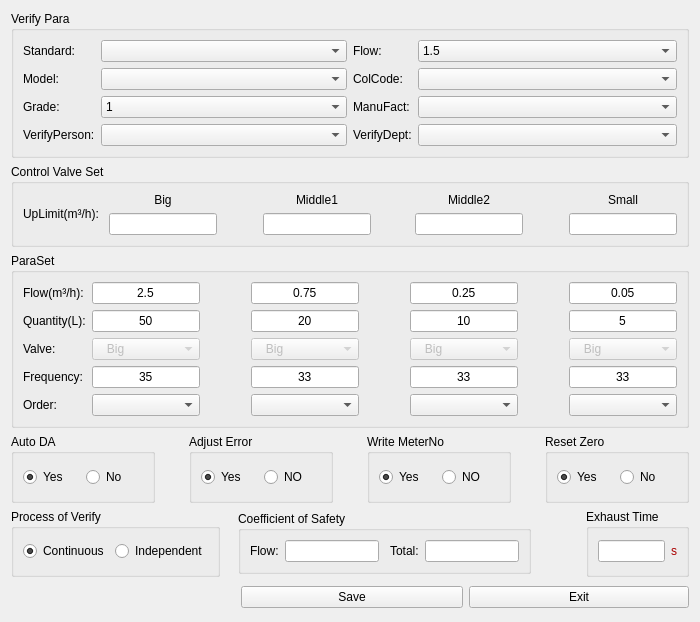
Before: the Qt Designer form source/datatest/datatestdlg/ui/parasetdlg.ui in flimmy78/qtverify, drawn with Qt 5.
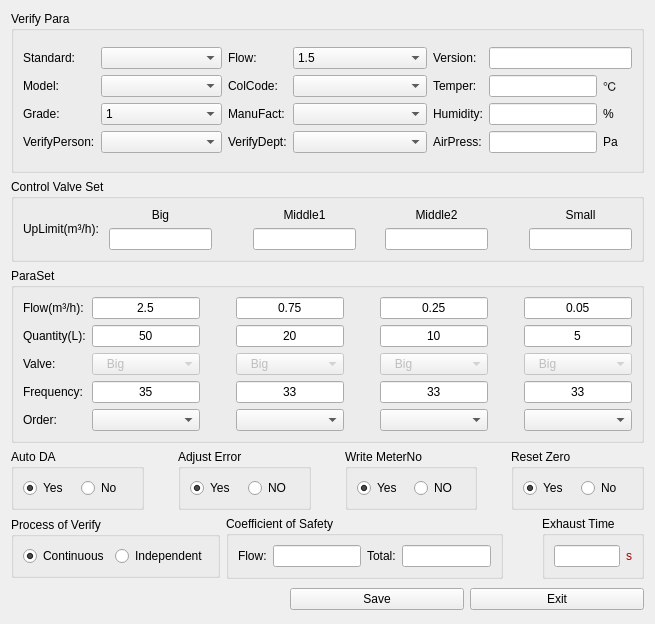
After: the same form once the commit is applied. Icons and pictures are not drawn. Custom widgets are drawn as their Qt base class.

Patch:
```diff
--- a/source/datatest/datatestdlg/ui/parasetdlg.ui
+++ b/source/datatest/datatestdlg/ui/parasetdlg.ui
@@ -9,20 +9,20 @@
    <rect>
     <x>0</x>
     <y>0</y>
-    <width>700</width>
-    <height>622</height>
+    <width>655</width>
+    <height>624</height>
    </rect>
   </property>
   <property name="windowTitle">
    <string>ParaSet</string>
   </property>
-  <layout class="QGridLayout" name="gridLayout_6">
-   <item row="0" column="0" colspan="3">
+  <layout class="QGridLayout" name="gridLayout_17">
+   <item row="0" column="0">
     <widget class="QGroupBox" name="gBox_Head">
      <property name="title">
       <string>Verify Para</string>
      </property>
-     <layout class="QGridLayout" name="gridLayout_5">
+     <layout class="QGridLayout" name="gridLayout_16">
       <item row="0" column="0">
        <layout class="QGridLayout" name="gridLayout_3">
         <item row="0" column="0">
@@ -191,17 +191,122 @@
         </item>
        </layout>
       </item>
-     </layout>
+      <item row="0" column="2">
+       <layout class="QGridLayout" name="gridLayout_5">
+        <item row="0" column="0">
+         <widget class="QLabel" name="label_22">
+          <property name="text">
+           <string>Version:</string>
+          </property>
+         </widget>
+        </item>
+        <item row="0" column="1" colspan="2">
+         <widget class="QLineEdit" name="lnEditVersion">
+          <property name="sizePolicy">
+           <sizepolicy hsizetype="Preferred" vsizetype="Fixed">
+            <horstretch>0</horstretch>
+            <verstretch>0</verstretch>
+           </sizepolicy>
+          </property>
+         </widget>
+        </item>
+        <item row="1" column="0">
+         <widget class="QLabel" name="label_23">
+          <property name="text">
+           <string>Temper:</string>
+          </property>
+         </widget>
+        </item>
+        <item row="1" column="1">
+         <widget class="QLineEdit" name="lnEditVersion_2">
+          <property name="sizePolicy">
+           <sizepolicy hsizetype="Preferred" vsizetype="Fixed">
+            <horstretch>0</horstretch>
+            <verstretch>0</verstretch>
+           </sizepolicy>
+          </property>
+         </widget>
+        </item>
+        <item row="1" column="2">
+         <widget class="QLabel" name="label_26">
+          <property name="text">
+           <string>℃</string>
+          </property>
+         </widget>
+        </item>
+        <item row="2" column="0">
+         <widget class="QLabel" name="label_24">
+          <property name="text">
+           <string>Humidity:</string>
+          </property>
+         </widget>
+        </item>
+        <item row="2" column="1">
+         <widget class="QLineEdit" name="lnEditVersion_3">
+          <property name="sizePolicy">
+           <sizepolicy hsizetype="Preferred" vsizetype="Fixed">
+            <horstretch>0</horstretch>
+            <verstretch>0</verstretch>
+           </sizepolicy>
+          </property>
+         </widget>
+        </item>
+        <item row="2" column="2">
+         <widget class="QLabel" name="label_27">
+          <property name="text">
+           <string>%</string>
+          </property>
+         </widget>
+        </item>
+        <item row="3" column="0">
+         <widget class="QLabel" name="label_25">
+          <property name="text">
+           <string>AirPress:</string>
+          </property>
+         </widget>
+        </item>
+        <item row="3" column="1">
+         <widget class="QLineEdit" name="lnEditVersion_4">
+          <property name="sizePolicy">
+           <sizepolicy hsizetype="Preferred" vsizetype="Fixed">
+            <horstretch>0</horstretch>
+            <verstretch>0</verstretch>
+           </sizepolicy>
+          </property>
+         </widget>
+        </item>
+        <item row="3" column="2">
+         <widget class="QLabel" name="label_28">
+          <property name="text">
+           <string>Pa</string>
+          </property>
+         </widget>
+        </item>
+       </layout>
+      </item>
+     </layout>
     </widget>
    </item>
-   <item row="1" column="0" colspan="3">
+   <item row="1" column="0">
     <widget class="QGroupBox" name="gBox_UpperFlowLmt">
+     <property name="sizePolicy">
+      <sizepolicy hsizetype="Preferred" vsizetype="Fixed">
+       <horstretch>0</horstretch>
+       <verstretch>0</verstretch>
+      </sizepolicy>
+     </property>
      <property name="title">
       <string>Control Valve Set</string>
      </property>
      <layout class="QGridLayout" name="gridLayout_15">
       <item row="0" column="0">
        <widget class="QLabel" name="label_11">
+        <property name="sizePolicy">
+         <sizepolicy hsizetype="Preferred" vsizetype="Fixed">
+          <horstretch>0</horstretch>
+          <verstretch>0</verstretch>
+         </sizepolicy>
+        </property>
         <property name="text">
          <string>UpLimit(m³/h): </string>
         </property>
@@ -211,6 +316,12 @@
        <layout class="QGridLayout" name="gridLayout_7">
         <item row="0" column="0">
          <widget class="QLabel" name="label_16">
+          <property name="sizePolicy">
+           <sizepolicy hsizetype="Preferred" vsizetype="Fixed">
+            <horstretch>0</horstretch>
+            <verstretch>0</verstretch>
+           </sizepolicy>
+          </property>
           <property name="text">
            <string>Big</string>
           </property>
@@ -251,6 +362,12 @@
        <layout class="QGridLayout" name="gridLayout_8">
         <item row="0" column="0">
          <widget class="QLabel" name="label_17">
+          <property name="sizePolicy">
+           <sizepolicy hsizetype="Preferred" vsizetype="Fixed">
+            <horstretch>0</horstretch>
+            <verstretch>0</verstretch>
+           </sizepolicy>
+          </property>
           <property name="text">
            <string>Middle1</string>
           </property>
@@ -328,6 +445,12 @@
        <layout class="QGridLayout" name="gridLayout_12">
         <item row="0" column="0">
          <widget class="QLabel" name="label_20">
+          <property name="sizePolicy">
+           <sizepolicy hsizetype="Preferred" vsizetype="Fixed">
+            <horstretch>0</horstretch>
+            <verstretch>0</verstretch>
+           </sizepolicy>
+          </property>
           <property name="text">
            <string>Middle2</string>
           </property>
@@ -368,6 +491,12 @@
        <layout class="QGridLayout" name="gridLayout_14">
         <item row="0" column="0">
          <widget class="QLabel" name="label_21">
+          <property name="sizePolicy">
+           <sizepolicy hsizetype="Preferred" vsizetype="Fixed">
+            <horstretch>0</horstretch>
+            <verstretch>0</verstretch>
+           </sizepolicy>
+          </property>
           <property name="text">
            <string>Small</string>
           </property>
@@ -394,7 +523,7 @@
      </layout>
     </widget>
    </item>
-   <item row="2" column="0" colspan="3">
+   <item row="2" column="0">
     <widget class="QGroupBox" name="gBox_FlowPnt">
      <property name="title">
       <string>ParaSet</string>
@@ -1180,10 +1309,16 @@
      </layout>
     </widget>
    </item>
-   <item row="3" column="0" colspan="3">
+   <item row="3" column="0">
     <layout class="QHBoxLayout" name="horizontalLayout_5">
      <item>
       <widget class="Q3ButtonGroup" name="buttonGroup_2">
+       <property name="sizePolicy">
+        <sizepolicy hsizetype="Preferred" vsizetype="Fixed">
+         <horstretch>0</horstretch>
+         <verstretch>0</verstretch>
+        </sizepolicy>
+       </property>
        <property name="title">
         <string>Auto DA</string>
        </property>
@@ -1226,6 +1361,12 @@
      </item>
      <item>
       <widget class="Q3ButtonGroup" name="buttonGroup_4">
+       <property name="sizePolicy">
+        <sizepolicy hsizetype="Preferred" vsizetype="Fixed">
+         <horstretch>0</horstretch>
+         <verstretch>0</verstretch>
+        </sizepolicy>
+       </property>
        <property name="title">
         <string>Adjust Error</string>
        </property>
@@ -1268,6 +1409,12 @@
      </item>
      <item>
       <widget class="Q3ButtonGroup" name="buttonGroup_5">
+       <property name="sizePolicy">
+        <sizepolicy hsizetype="Preferred" vsizetype="Fixed">
+         <horstretch>0</horstretch>
+         <verstretch>0</verstretch>
+        </sizepolicy>
+       </property>
        <property name="title">
         <string>Write MeterNo</string>
        </property>
@@ -1310,6 +1457,12 @@
      </item>
      <item>
       <widget class="Q3ButtonGroup" name="buttonGroup_8">
+       <property name="sizePolicy">
+        <sizepolicy hsizetype="Preferred" vsizetype="Fixed">
+         <horstretch>0</horstretch>
+         <verstretch>0</verstretch>
+        </sizepolicy>
+       </property>
        <property name="title">
         <string>Reset Zero</string>
        </property>
@@ -1336,10 +1489,16 @@
      </item>
     </layout>
    </item>
-   <item row="4" column="0" colspan="3">
+   <item row="4" column="0">
     <layout class="QHBoxLayout" name="horizontalLayout_4">
      <item>
       <widget class="Q3ButtonGroup" name="buttonGroup_6">
+       <property name="sizePolicy">
+        <sizepolicy hsizetype="Preferred" vsizetype="Fixed">
+         <horstretch>0</horstretch>
+         <verstretch>0</verstretch>
+        </sizepolicy>
+       </property>
        <property name="title">
         <string>Process of Verify</string>
        </property>
@@ -1454,6 +1613,12 @@
      </item>
      <item>
       <widget class="Q3ButtonGroup" name="buttonGroup_7">
+       <property name="sizePolicy">
+        <sizepolicy hsizetype="Preferred" vsizetype="Fixed">
+         <horstretch>0</horstretch>
+         <verstretch>0</verstretch>
+        </sizepolicy>
+       </property>
        <property name="title">
         <string>Exhaust Time</string>
        </property>
@@ -1515,6 +1680,8 @@
     </layout>
    </item>
    <item row="5" column="0">
+    <layout class="QGridLayout" name="gridLayout_6">
+     <item row="0" column="0">
     <spacer name="horizontalSpacer_2">
      <property name="orientation">
       <enum>Qt::Horizontal</enum>
@@ -1530,7 +1697,7 @@
      </property>
     </spacer>
    </item>
-   <item row="5" column="1">
+     <item row="0" column="1">
     <widget class="QPushButton" name="btnSave">
      <property name="sizePolicy">
       <sizepolicy hsizetype="Preferred" vsizetype="Fixed">
@@ -1543,7 +1710,7 @@
      </property>
     </widget>
    </item>
-   <item row="5" column="2">
+     <item row="0" column="2">
     <widget class="QPushButton" name="btnExit">
      <property name="sizePolicy">
       <sizepolicy hsizetype="Preferred" vsizetype="Fixed">
@@ -1555,6 +1722,8 @@
       <string>Exit</string>
      </property>
     </widget>
+     </item>
+    </layout>
    </item>
   </layout>
   <zorder>btnSave</zorder>
```
Lines whose indentation alone changed are shown as unchanged.
